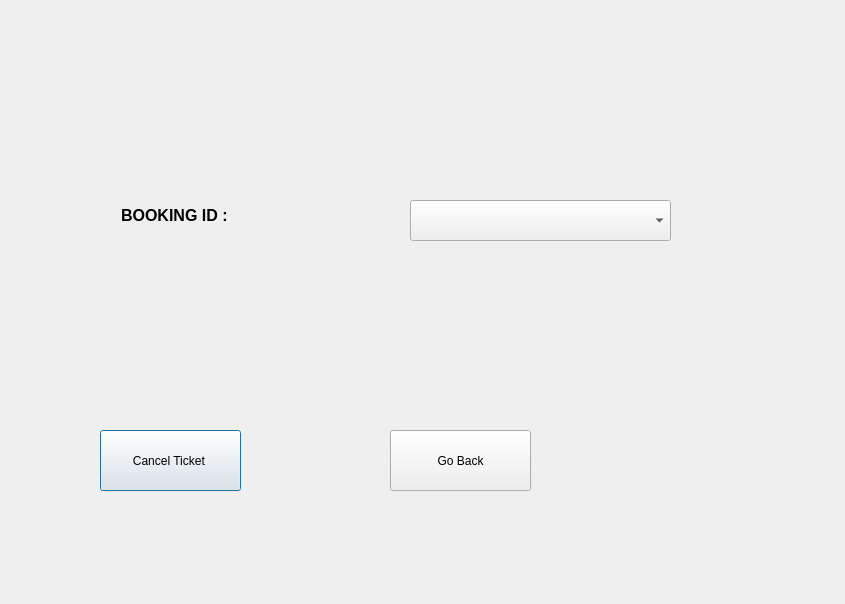
adityas-28/RailwayManagementSystem, file traincancelmenu.ui: the form before one commit.
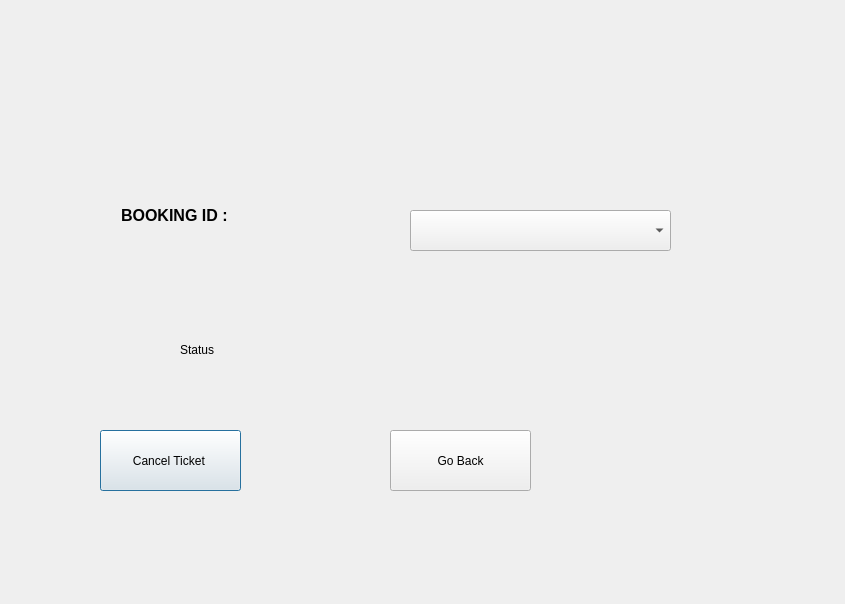
The form after the commit.

Diff of the .ui file:
```diff
--- a/traincancelmenu.ui
+++ b/traincancelmenu.ui
@@ -19,7 +19,7 @@
      <x>-10</x>
      <y>-30</y>
      <width>841</width>
-     <height>601</height>
+     <height>631</height>
     </rect>
    </property>
    <property name="text">
@@ -49,7 +49,7 @@
    <property name="geometry">
     <rect>
      <x>410</x>
-     <y>200</y>
+     <y>210</y>
      <width>261</width>
      <height>41</height>
     </rect>
@@ -81,6 +81,19 @@
     <string>Go Back</string>
    </property>
   </widget>
+  <widget class="QLabel" name="status">
+   <property name="geometry">
+    <rect>
+     <x>180</x>
+     <y>340</y>
+     <width>63</width>
+     <height>20</height>
+    </rect>
+   </property>
+   <property name="text">
+    <string>Status</string>
+   </property>
+  </widget>
  </widget>
  <resources/>
  <connections/>
```
Left out of the diff: 2 changed lines with no effect on the pictures.
